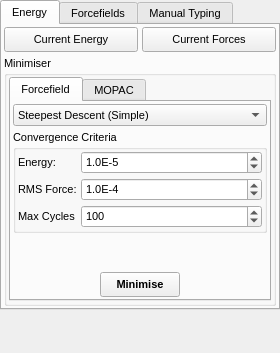
The window that trunk/src/gui/forcefields.ui (trisyoungs/aten) describes before a commit, drawn with Qt 5.
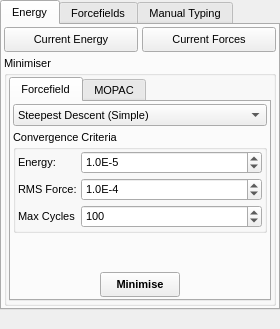
The same window after the commit. The open tabs and pages were chosen to show the change. Icons and pictures are not drawn.

Diff of the .ui file:
```diff
--- a/trunk/src/gui/forcefields.ui
+++ b/trunk/src/gui/forcefields.ui
@@ -7,7 +7,7 @@
     <x>0</x>
     <y>0</y>
     <width>280</width>
-    <height>353</height>
+    <height>329</height>
    </rect>
   </property>
   <property name="sizePolicy">
@@ -19,7 +19,7 @@
   <property name="minimumSize">
    <size>
     <width>276</width>
-    <height>353</height>
+    <height>329</height>
    </size>
   </property>
   <property name="font">
```
Left out of the diff: 3 changed lines with no effect on the pictures.
